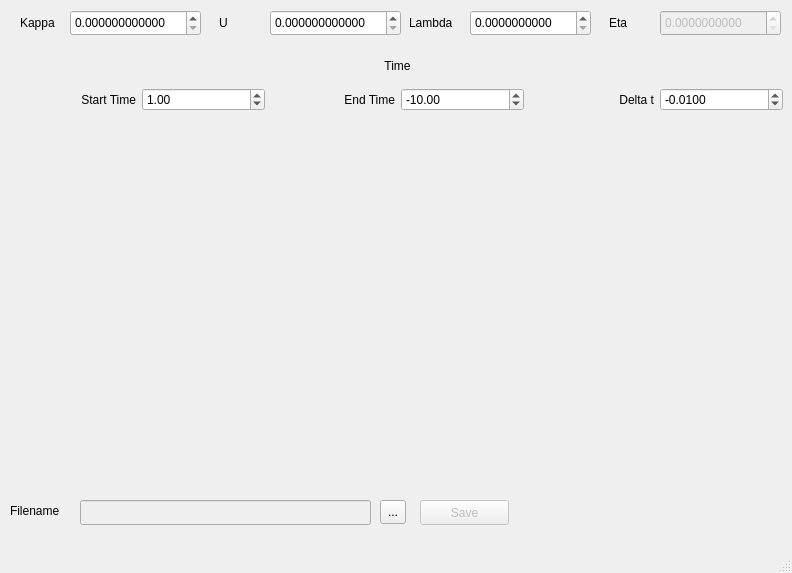
The window that mainwindow.ui (andrze/Integrator) describes before a commit, drawn with Qt 5.
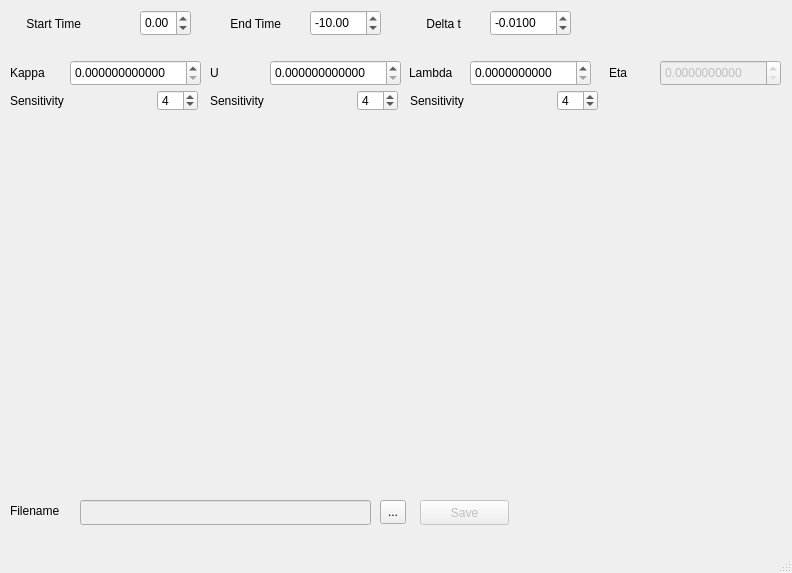
The same window after the commit. Custom widgets are drawn as their Qt base class.

Diff of the .ui file:
```diff
--- a/mainwindow.ui
+++ b/mainwindow.ui
@@ -21,7 +21,7 @@
     <property name="geometry">
      <rect>
       <x>70</x>
-      <y>10</y>
+      <y>60</y>
       <width>131</width>
       <height>26</height>
      </rect>
@@ -36,8 +36,8 @@
    <widget class="QLabel" name="label">
     <property name="geometry">
      <rect>
-      <x>20</x>
-      <y>10</y>
+      <x>10</x>
+      <y>60</y>
       <width>51</width>
       <height>26</height>
      </rect>
@@ -115,110 +115,6 @@
      </rect>
     </property>
    </widget>
-   <widget class="QWidget" name="verticalLayoutWidget">
-    <property name="geometry">
-     <rect>
-      <x>12</x>
-      <y>50</y>
-      <width>771</width>
-      <height>61</height>
-     </rect>
-    </property>
-    <layout class="QVBoxLayout" name="verticalLayout_2">
-     <item>
-      <widget class="QLabel" name="label_7">
-       <property name="text">
-        <string>Time</string>
-       </property>
-       <property name="alignment">
-        <set>Qt::AlignCenter</set>
-       </property>
-      </widget>
-     </item>
-     <item>
-      <layout class="QHBoxLayout" name="horizontalLayout">
-       <item>
-        <widget class="QLabel" name="label_4">
-         <property name="text">
-          <string>Start Time</string>
-         </property>
-         <property name="alignment">
-          <set>Qt::AlignRight|Qt::AlignTrailing|Qt::AlignVCenter</set>
-         </property>
-        </widget>
-       </item>
-       <item>
-        <widget class="QDoubleSpinBox" name="startTimeBox">
-         <property name="decimals">
-          <number>2</number>
-         </property>
-         <property name="minimum">
-          <double>-99.989999999999995</double>
-         </property>
-         <property name="value">
-          <double>1.000000000000000</double>
-         </property>
-        </widget>
-       </item>
-       <item>
-        <widget class="QLabel" name="label_5">
-         <property name="text">
-          <string>End Time</string>
-         </property>
-         <property name="alignment">
-          <set>Qt::AlignRight|Qt::AlignTrailing|Qt::AlignVCenter</set>
-         </property>
-        </widget>
-       </item>
-       <item>
-        <widget class="QDoubleSpinBox" name="endTimeBox">
-         <property name="decimals">
-          <number>2</number>
-         </property>
-         <property name="minimum">
-          <double>-99.989999999999995</double>
-         </property>
-         <property name="maximum">
-          <double>0.000000000000000</double>
-         </property>
-         <property name="value">
-          <double>-10.000000000000000</double>
-         </property>
-        </widget>
-       </item>
-       <item>
-        <widget class="QLabel" name="label_6">
-         <property name="text">
-          <string>Delta t</string>
-         </property>
-         <property name="alignment">
-          <set>Qt::AlignRight|Qt::AlignTrailing|Qt::AlignVCenter</set>
-         </property>
-        </widget>
-       </item>
-       <item>
-        <widget class="QDoubleSpinBox" name="deltaTBox">
-         <property name="decimals">
-          <number>4</number>
-         </property>
-         <property name="minimum">
-          <double>-1.000000000000000</double>
-         </property>
-         <property name="maximum">
-          <double>-0.001000000000000</double>
-         </property>
-         <property name="singleStep">
-          <double>0.010000000000000</double>
-         </property>
-         <property name="value">
-          <double>-0.010000000000000</double>
-         </property>
-        </widget>
-       </item>
-      </layout>
-     </item>
-    </layout>
-   </widget>
    <widget class="QPushButton" name="saveButton">
     <property name="enabled">
      <bool>false</bool>
@@ -268,8 +164,8 @@
    <widget class="QLabel" name="label_9">
     <property name="geometry">
      <rect>
-      <x>219</x>
-      <y>10</y>
+      <x>210</x>
+      <y>60</y>
       <width>51</width>
       <height>26</height>
      </rect>
@@ -282,7 +178,7 @@
     <property name="geometry">
      <rect>
       <x>270</x>
-      <y>10</y>
+      <y>60</y>
       <width>131</width>
       <height>26</height>
      </rect>
@@ -298,7 +194,7 @@
     <property name="geometry">
      <rect>
       <x>609</x>
-      <y>10</y>
+      <y>60</y>
       <width>41</width>
       <height>26</height>
      </rect>
@@ -314,7 +210,7 @@
     <property name="geometry">
      <rect>
       <x>660</x>
-      <y>10</y>
+      <y>60</y>
       <width>121</width>
       <height>26</height>
      </rect>
@@ -340,7 +236,7 @@
     <property name="geometry">
      <rect>
       <x>409</x>
-      <y>10</y>
+      <y>60</y>
       <width>61</width>
       <height>26</height>
      </rect>
@@ -353,7 +249,7 @@
     <property name="geometry">
      <rect>
       <x>470</x>
-      <y>10</y>
+      <y>60</y>
       <width>121</width>
       <height>26</height>
      </rect>
@@ -375,6 +271,225 @@
      </rect>
     </property>
    </widget>
+   <widget class="QLabel" name="label_4">
+    <property name="geometry">
+     <rect>
+      <x>10</x>
+      <y>10</y>
+      <width>71</width>
+      <height>27</height>
+     </rect>
+    </property>
+    <property name="text">
+     <string>Start Time</string>
+    </property>
+    <property name="alignment">
+     <set>Qt::AlignRight|Qt::AlignTrailing|Qt::AlignVCenter</set>
+    </property>
+   </widget>
+   <widget class="QDoubleSpinBox" name="startTimeBox">
+    <property name="geometry">
+     <rect>
+      <x>140</x>
+      <y>10</y>
+      <width>51</width>
+      <height>26</height>
+     </rect>
+    </property>
+    <property name="decimals">
+     <number>2</number>
+    </property>
+    <property name="minimum">
+     <double>-99.989999999999995</double>
+    </property>
+    <property name="value">
+     <double>0.000000000000000</double>
+    </property>
+   </widget>
+   <widget class="QLabel" name="label_5">
+    <property name="geometry">
+     <rect>
+      <x>210</x>
+      <y>10</y>
+      <width>71</width>
+      <height>27</height>
+     </rect>
+    </property>
+    <property name="text">
+     <string>End Time</string>
+    </property>
+    <property name="alignment">
+     <set>Qt::AlignRight|Qt::AlignTrailing|Qt::AlignVCenter</set>
+    </property>
+   </widget>
+   <widget class="QDoubleSpinBox" name="endTimeBox">
+    <property name="geometry">
+     <rect>
+      <x>310</x>
+      <y>10</y>
+      <width>71</width>
+      <height>26</height>
+     </rect>
+    </property>
+    <property name="decimals">
+     <number>2</number>
+    </property>
+    <property name="minimum">
+     <double>-99.989999999999995</double>
+    </property>
+    <property name="maximum">
+     <double>0.000000000000000</double>
+    </property>
+    <property name="value">
+     <double>-10.000000000000000</double>
+    </property>
+   </widget>
+   <widget class="QLabel" name="label_6">
+    <property name="geometry">
+     <rect>
+      <x>410</x>
+      <y>10</y>
+      <width>51</width>
+      <height>27</height>
+     </rect>
+    </property>
+    <property name="text">
+     <string>Delta t</string>
+    </property>
+    <property name="alignment">
+     <set>Qt::AlignRight|Qt::AlignTrailing|Qt::AlignVCenter</set>
+    </property>
+   </widget>
+   <widget class="QDoubleSpinBox" name="deltaTBox">
+    <property name="geometry">
+     <rect>
+      <x>490</x>
+      <y>10</y>
+      <width>81</width>
+      <height>26</height>
+     </rect>
+    </property>
+    <property name="decimals">
+     <number>4</number>
+    </property>
+    <property name="minimum">
+     <double>-1.000000000000000</double>
+    </property>
+    <property name="maximum">
+     <double>-0.001000000000000</double>
+    </property>
+    <property name="singleStep">
+     <double>0.010000000000000</double>
+    </property>
+    <property name="value">
+     <double>-0.010000000000000</double>
+    </property>
+   </widget>
+   <widget class="QLabel" name="label_2">
+    <property name="geometry">
+     <rect>
+      <x>10</x>
+      <y>90</y>
+      <width>81</width>
+      <height>21</height>
+     </rect>
+    </property>
+    <property name="text">
+     <string>Sensitivity</string>
+    </property>
+   </widget>
+   <widget class="QSpinBox" name="ksenseBox">
+    <property name="geometry">
+     <rect>
+      <x>157</x>
+      <y>90</y>
+      <width>41</width>
+      <height>21</height>
+     </rect>
+    </property>
+    <property name="minimum">
+     <number>0</number>
+    </property>
+    <property name="maximum">
+     <number>12</number>
+    </property>
+    <property name="singleStep">
+     <number>1</number>
+    </property>
+    <property name="value">
+     <number>4</number>
+    </property>
+   </widget>
+   <widget class="QSpinBox" name="usenseBox">
+    <property name="geometry">
+     <rect>
+      <x>357</x>
+      <y>90</y>
+      <width>41</width>
+      <height>21</height>
+     </rect>
+    </property>
+    <property name="minimum">
+     <number>0</number>
+    </property>
+    <property name="maximum">
+     <number>12</number>
+    </property>
+    <property name="singleStep">
+     <number>1</number>
+    </property>
+    <property name="value">
+     <number>4</number>
+    </property>
+   </widget>
+   <widget class="QLabel" name="label_7">
+    <property name="geometry">
+     <rect>
+      <x>210</x>
+      <y>90</y>
+      <width>81</width>
+      <height>21</height>
+     </rect>
+    </property>
+    <property name="text">
+     <string>Sensitivity</string>
+    </property>
+   </widget>
+   <widget class="QSpinBox" name="lsenseBox">
+    <property name="geometry">
+     <rect>
+      <x>557</x>
+      <y>90</y>
+      <width>41</width>
+      <height>21</height>
+     </rect>
+    </property>
+    <property name="minimum">
+     <number>0</number>
+    </property>
+    <property name="maximum">
+     <number>12</number>
+    </property>
+    <property name="singleStep">
+     <number>1</number>
+    </property>
+    <property name="value">
+     <number>4</number>
+    </property>
+   </widget>
+   <widget class="QLabel" name="label_8">
+    <property name="geometry">
+     <rect>
+      <x>410</x>
+      <y>90</y>
+      <width>81</width>
+      <height>21</height>
+     </rect>
+    </property>
+    <property name="text">
+     <string>Sensitivity</string>
+    </property>
+   </widget>
   </widget>
   <widget class="QMenuBar" name="menubar">
    <property name="geometry">
```
